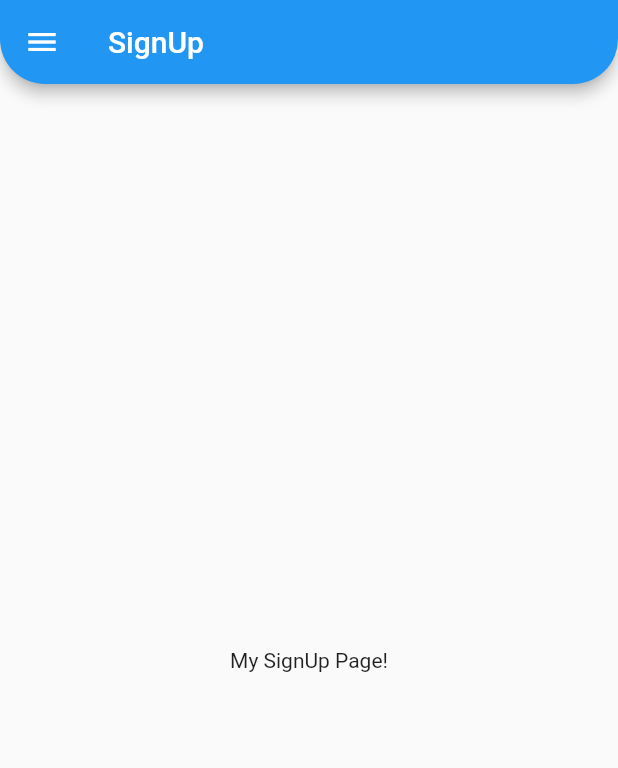
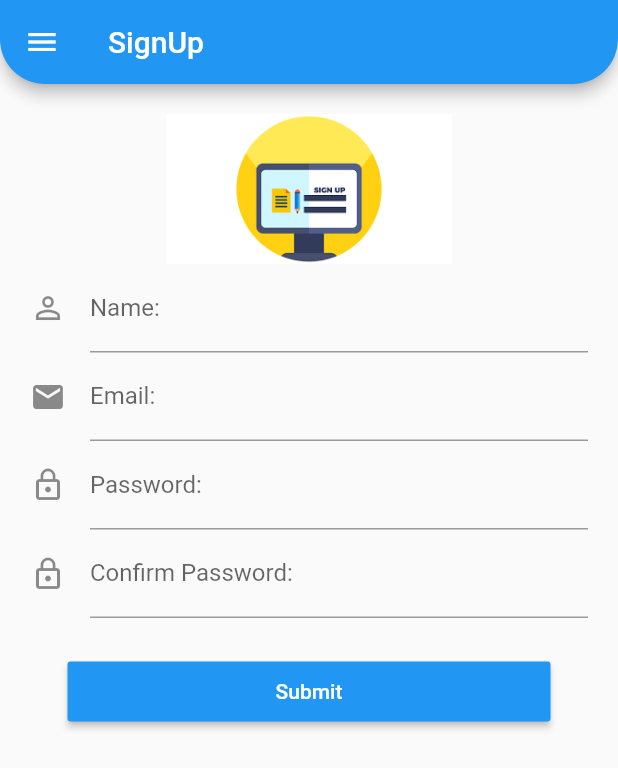
Before and after one commit to TheCoolNerd27/Flutter-Help4Real, a Flutter app: the MySignupPage screen opened by its route, on a phone screen of 412 x 824 dp. Shown: the top 768 px of the screen. Run offline on Flutter 3.47's test engine with Material 2 defaults, Android fonts, the phone set to English and light mode, and no system bars.

Commit message:
Updated signup Page:

```diff
--- a/lib/SignupScreen.dart
+++ b/lib/SignupScreen.dart
@@ -18,8 +18,134 @@ class MySignupPage extends StatelessWidget {
           ),
         ),
       ),
-      body: Center(child: Text('My SignUp Page!')),
+      body: Padding(
+        padding: const EdgeInsets.all(20.0),
+        child: SingleChildScrollView(
+          child: Column(
+            mainAxisAlignment: MainAxisAlignment.start,
+            children: <Widget>[
+              Image.asset('assets/images/signup.png',height:100.0),
+              SignupForm(),
+            ],
+          ),
+        ),
+      ),
       drawer:MyDrawer(),
     );
   }
 }
+
+class SignupForm extends StatefulWidget {
+  @override
+  _SignupFormState createState() => _SignupFormState();
+}
+
+class _SignupFormState extends State<SignupForm> {
+  String usern,pass,confpass,name;
+  final _formSkey = GlobalKey<FormState>();
+  var Spass=GlobalKey<FormFieldState>();
+  @override
+  Widget build(BuildContext context) {
+    return Form(
+      key: _formSkey,
+      child: Column(
+        crossAxisAlignment: CrossAxisAlignment.center,
+        children: <Widget>[
+          TextFormField(
+            decoration: InputDecoration(labelText: 'Name:',icon:Icon(Icons.perm_identity),
+            ),
+            validator: (value) {
+
+
+              if (value.isEmpty) {
+                return 'Enter Your Name!!';
+              }
+              setState(() {
+                name = value;
+              });
+
+              return null;
+            },
+          ),
+          TextFormField(
+            decoration: InputDecoration(labelText: 'Email:',icon:Icon(Icons.email),
+            ),
+            validator: (value) {
+              var pattern =
+                  r'^(([^<>()[\]\\.,;:\s@\"]+(\.[^<>()[\]\\.,;:\s@\"]+)*)|(\".+\"))@((\[[0-9]{1,3}\.[0-9]{1,3}\.[0-9]{1,3}\.[0-9]{1,3}\])|(([a-zA-Z\-0-9]+\.)+[a-zA-Z]{2,}))$';
+              RegExp regex = new RegExp(pattern);
+
+              if (!regex.hasMatch(value)) {
+                return 'Please enter a Valid Email!';
+              }
+              setState(() {
+                usern = value;
+              });
+
+              return null;
+            },
+          ),
+          TextFormField(
+            key: Spass,
+            decoration: InputDecoration(labelText: 'Password:',icon:Icon(Icons.lock_outline)),
+            obscureText: true,
+            validator: (value) {
+              if (value.isEmpty) {
+                return 'Password cannot be empty!';
+              }
+
+              setState(() {
+                pass = value;
+              });
+
+              return null;
+            },
+          ),
+          TextFormField(
+            decoration: InputDecoration(labelText: 'Confirm Password:',icon:Icon(Icons.lock_outline)),
+            obscureText: true,
+            validator: (value) {
+              var p=Spass.currentState.value;
+              if (value.isEmpty || value!=p) {
+                return 'Passwords Dont Match!';
+              }
+
+
+
+              setState(() {
+                confpass = value;
+              });
+
+              return null;
+            },
+          ),
+          Padding(
+            padding: const EdgeInsets.symmetric(vertical: 25.0,horizontal:25.0),
+            child: ButtonTheme(
+              minWidth:MediaQuery.of(context).size.width,
+              height: 40.0,
+
+              child: RaisedButton(
+                onPressed: () {
+                  // Validate returns true if the form is valid, or false
+                  // otherwise.
+                  if (_formSkey.currentState.validate()) {
+                    // If the form is valid, check credentials then redirect
+                    print('Username:$usern Password:$pass Name:$name');
+                    _formSkey.currentState.reset();
+                  }
+                },
+                child: Text('Submit'),
+                textColor: Colors.white,
+                color: Colors.blue,
+
+
+
+
+              ),
+            ),
+          ),
+        ],
+      ),
+    );  }
+}
--- a/pubspec.yaml
+++ b/pubspec.yaml
@@ -41,8 +41,10 @@ flutter:
   uses-material-design: true
 
   # To add assets to your application, add an assets section, like this:
-  # assets:
-  #  - images/a_dot_burr.jpeg
+  assets:
+    - assets/images/welcome.jpg
+    - assets/images/google.png
+    - assets/images/signup.png
   #  - images/a_dot_ham.jpeg
 
   # An image asset can refer to one or more resolution-specific "variants", see
```
Also changed, not shown: lib/LoginScreen.dart (+56 -9 lines), assets/images/google.png (added), assets/images/signup.png (added), assets/images/welcome.jpg (added).
